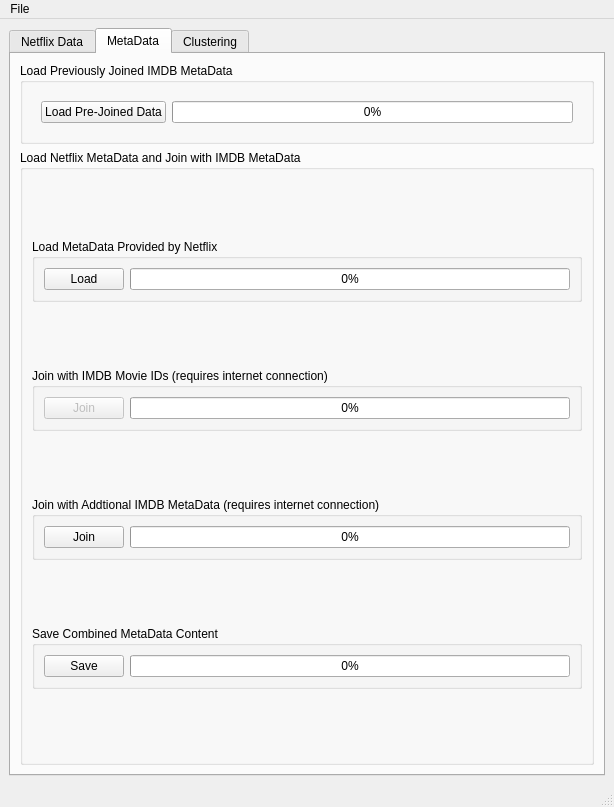
The window that Code/gui/Demo.ui (gwu-data-mining-finalproject/Final-Project-GroupX) describes before a commit, drawn with Qt 5.
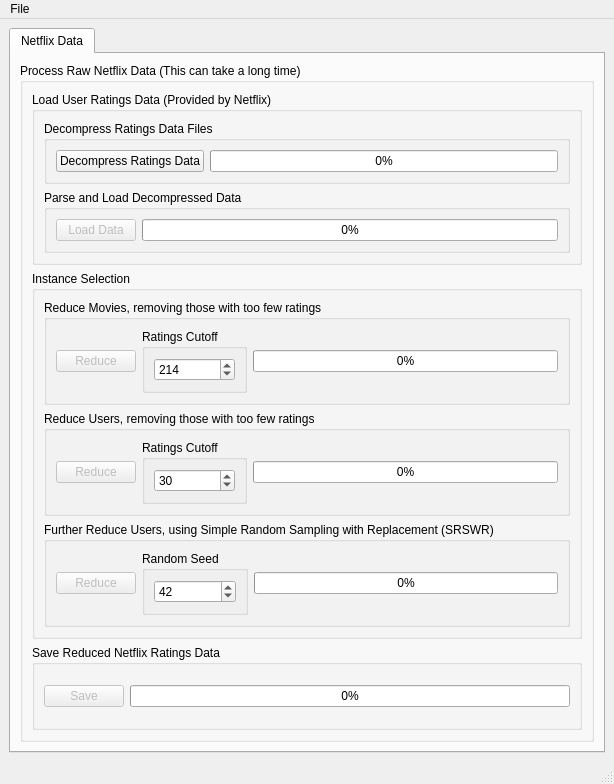
The same window after the commit. The open tabs and pages were chosen to show the change.

Diff of the .ui file:
```diff
--- a/Code/gui/Demo.ui
+++ b/Code/gui/Demo.ui
@@ -7,7 +7,7 @@
     <x>0</x>
     <y>0</y>
     <width>614</width>
-    <height>807</height>
+    <height>784</height>
    </rect>
   </property>
   <property name="windowTitle">
@@ -40,7 +40,7 @@
         <string>Netflix Data</string>
        </attribute>
        <layout class="QGridLayout" name="gridLayout_2">
-        <item row="1" column="0">
+        <item row="0" column="0">
          <widget class="QGroupBox" name="groupBox_8">
           <property name="title">
            <string>Process Raw Netflix Data (This can take a long time)</string>
@@ -126,6 +126,25 @@
                    </property>
                   </widget>
                  </item>
+                 <item>
+                  <widget class="QGroupBox" name="groupBox_6">
+                   <property name="title">
+                    <string>Ratings Cutoff</string>
+                   </property>
+                   <layout class="QVBoxLayout" name="verticalLayout_9">
+                    <item>
+                     <widget class="QSpinBox" name="nd_movieRatingsCuttoffSpinBox">
+                      <property name="maximum">
+                       <number>1000</number>
+                      </property>
+                      <property name="value">
+                       <number>214</number>
+                      </property>
+                     </widget>
+                    </item>
+                   </layout>
+                  </widget>
+                 </item>
                  <item>
                   <widget class="QProgressBar" name="reduceMoviesProgressBar">
                    <property name="value">
@@ -152,6 +171,25 @@
                    </property>
                   </widget>
                  </item>
+                 <item>
+                  <widget class="QGroupBox" name="groupBox_5">
+                   <property name="title">
+                    <string>Ratings Cutoff</string>
+                   </property>
+                   <layout class="QVBoxLayout" name="verticalLayout_10">
+                    <item>
+                     <widget class="QSpinBox" name="nd_userRatingsCutoffSpinBox">
+                      <property name="maximum">
+                       <number>200</number>
+                      </property>
+                      <property name="value">
+                       <number>30</number>
+                      </property>
+                     </widget>
+                    </item>
+                   </layout>
+                  </widget>
+                 </item>
                  <item>
                   <widget class="QProgressBar" name="reduceUsersProgressBar">
                    <property name="value">
@@ -169,19 +207,13 @@
                 </property>
                 <layout class="QHBoxLayout" name="horizontalLayout_6">
                  <item>
-                  <widget class="QWidget" name="widget" native="true">
-                   <layout class="QVBoxLayout" name="verticalLayout_4">
-                    <item>
-                     <widget class="QPushButton" name="reduceSRSWRButton">
-                      <property name="enabled">
-                       <bool>false</bool>
-                      </property>
-                      <property name="text">
-                       <string>Reduce</string>
-                      </property>
-                     </widget>
-                    </item>
-                   </layout>
+                  <widget class="QPushButton" name="reduceSRSWRButton">
+                   <property name="enabled">
+                    <bool>false</bool>
+                   </property>
+                   <property name="text">
+                    <string>Reduce</string>
+                   </property>
                   </widget>
                  </item>
                  <item>
@@ -192,6 +224,9 @@
                    <layout class="QVBoxLayout" name="verticalLayout_3">
                     <item>
                      <widget class="QSpinBox" name="randomSeedSpinBox">
+                      <property name="maximum">
+                       <number>10000</number>
+                      </property>
                       <property name="value">
                        <number>42</number>
                       </property>
@@ -234,403 +269,6 @@
                 <property name="value">
                  <number>0</number>
                 </property>
-               </widget>
-              </item>
-             </layout>
-            </widget>
-           </item>
-          </layout>
-         </widget>
-        </item>
-        <item row="0" column="0">
-         <widget class="QGroupBox" name="groupBox_7">
-          <property name="title">
-           <string>Load Pre-Processed and Reduced Netflix Data (Faster)</string>
-          </property>
-          <layout class="QHBoxLayout" name="horizontalLayout_18">
-           <item>
-            <widget class="QPushButton" name="nd_loadpreprocessed_Button">
-             <property name="text">
-              <string>Load</string>
-             </property>
-            </widget>
-           </item>
-           <item>
-            <widget class="QProgressBar" name="nd_loadpreprocessed_ProgressBar">
-             <property name="value">
-              <number>0</number>
-             </property>
-            </widget>
-           </item>
-          </layout>
-         </widget>
-        </item>
-       </layout>
-      </widget>
-      <widget class="QWidget" name="pMetaData_tab">
-       <property name="enabled">
-        <bool>true</bool>
-       </property>
-       <attribute name="title">
-        <string>MetaData</string>
-       </attribute>
-       <layout class="QVBoxLayout" name="verticalLayout_5">
-        <item>
-         <widget class="QGroupBox" name="groupBox_9">
-          <property name="sizePolicy">
-           <sizepolicy hsizetype="Preferred" vsizetype="Maximum">
-            <horstretch>0</horstretch>
-            <verstretch>0</verstretch>
-           </sizepolicy>
-          </property>
-          <property name="title">
-           <string>Load Previously Joined IMDB MetaData</string>
-          </property>
-          <layout class="QVBoxLayout" name="verticalLayout_13">
-           <item>
-            <widget class="QWidget" name="widget_8" native="true">
-             <property name="sizePolicy">
-              <sizepolicy hsizetype="Preferred" vsizetype="Maximum">
-               <horstretch>0</horstretch>
-               <verstretch>0</verstretch>
-              </sizepolicy>
-             </property>
-             <layout class="QHBoxLayout" name="horizontalLayout_7">
-              <item>
-               <widget class="QPushButton" name="c_loadPIMDB_Button">
-                <property name="sizePolicy">
-                 <sizepolicy hsizetype="Minimum" vsizetype="Maximum">
-                  <horstretch>0</horstretch>
-                  <verstretch>0</verstretch>
-                 </sizepolicy>
-                </property>
-                <property name="text">
-                 <string>Load Pre-Joined Data</string>
-                </property>
-               </widget>
-              </item>
-              <item>
-               <widget class="QProgressBar" name="c_loadPIMDB_ProgressBar">
-                <property name="sizePolicy">
-                 <sizepolicy hsizetype="Expanding" vsizetype="Maximum">
-                  <horstretch>0</horstretch>
-                  <verstretch>0</verstretch>
-                 </sizepolicy>
-                </property>
-                <property name="value">
-                 <number>0</number>
-                </property>
-               </widget>
-              </item>
-             </layout>
-            </widget>
-           </item>
-          </layout>
-         </widget>
-        </item>
-        <item>
-         <widget class="QGroupBox" name="groupBox_6">
-          <property name="sizePolicy">
-           <sizepolicy hsizetype="Preferred" vsizetype="Expanding">
-            <horstretch>0</horstretch>
-            <verstretch>0</verstretch>
-           </sizepolicy>
-          </property>
-          <property name="title">
-           <string>Load Netflix MetaData and Join with IMDB MetaData</string>
-          </property>
-          <layout class="QVBoxLayout" name="verticalLayout_12">
-           <item>
-            <widget class="QGroupBox" name="md_loadNetflix_Box">
-             <property name="sizePolicy">
-              <sizepolicy hsizetype="Preferred" vsizetype="Maximum">
-               <horstretch>0</horstretch>
-               <verstretch>0</verstretch>
-              </sizepolicy>
-             </property>
-             <property name="title">
-              <string>Load MetaData Provided by Netflix</string>
-             </property>
-             <layout class="QHBoxLayout" name="horizontalLayout_8">
-              <item>
-               <widget class="QPushButton" name="md_loadNetflix_button">
-                <property name="sizePolicy">
-                 <sizepolicy hsizetype="Maximum" vsizetype="Fixed">
-                  <horstretch>0</horstretch>
-                  <verstretch>0</verstretch>
-                 </sizepolicy>
-                </property>
-                <property name="text">
-                 <string>Load</string>
-                </property>
-               </widget>
-              </item>
-              <item>
-               <widget class="QProgressBar" name="md_loadNetflix_progressBar">
-                <property name="value">
-                 <number>0</number>
-                </property>
-               </widget>
-              </item>
-             </layout>
-            </widget>
-           </item>
-           <item>
-            <widget class="QGroupBox" name="md_joinBox">
-             <property name="sizePolicy">
-              <sizepolicy hsizetype="Preferred" vsizetype="Maximum">
-               <horstretch>0</horstretch>
-               <verstretch>0</verstretch>
-              </sizepolicy>
-             </property>
-             <property name="title">
-              <string>Join with IMDB Movie IDs (requires internet connection)</string>
-             </property>
-             <layout class="QHBoxLayout" name="horizontalLayout_9">
-              <item>
-               <widget class="QPushButton" name="md_joinIMDB_progressBar">
-                <property name="enabled">
-                 <bool>false</bool>
-                </property>
-                <property name="sizePolicy">
-                 <sizepolicy hsizetype="Maximum" vsizetype="Fixed">
-                  <horstretch>0</horstretch>
-                  <verstretch>0</verstretch>
-                 </sizepolicy>
-                </property>
-                <property name="text">
-                 <string>Join</string>
-                </property>
-               </widget>
-              </item>
-              <item>
-               <widget class="QProgressBar" name="md_joinIMDB_Button">
-                <property name="value">
-                 <number>0</number>
-                </property>
-               </widget>
-              </item>
-             </layout>
-            </widget>
-           </item>
-           <item>
-            <widget class="QGroupBox" name="groupBox_3">
-             <property name="sizePolicy">
-              <sizepolicy hsizetype="Preferred" vsizetype="Maximum">
-               <horstretch>0</horstretch>
-               <verstretch>0</verstretch>
-              </sizepolicy>
-             </property>
-             <property name="title">
-              <string>Join with Addtional IMDB MetaData (requires internet connection)</string>
-             </property>
-             <layout class="QHBoxLayout" name="horizontalLayout_14">
-              <item>
-               <widget class="QPushButton" name="md_addIMDB_joinButton">
-                <property name="sizePolicy">
-                 <sizepolicy hsizetype="Maximum" vsizetype="Fixed">
-                  <horstretch>0</horstretch>
-                  <verstretch>0</verstretch>
-                 </sizepolicy>
-                </property>
-                <property name="text">
-                 <string>Join</string>
-                </property>
-               </widget>
-              </item>
-              <item>
-               <widget class="QProgressBar" name="md_addIMDB_joinProgressBar">
-                <property name="value">
-                 <number>0</number>
-                </property>
-               </widget>
-              </item>
-             </layout>
-            </widget>
-           </item>
-           <item>
-            <widget class="QGroupBox" name="groupBox_4">
-             <property name="sizePolicy">
-              <sizepolicy hsizetype="Preferred" vsizetype="Maximum">
-               <horstretch>0</horstretch>
-               <verstretch>0</verstretch>
-              </sizepolicy>
-             </property>
-             <property name="title">
-              <string>Save Combined MetaData Content</string>
-             </property>
-             <layout class="QHBoxLayout" name="horizontalLayout_15">
-              <item>
-               <widget class="QPushButton" name="md_saveButton">
-                <property name="sizePolicy">
-                 <sizepolicy hsizetype="Maximum" vsizetype="Fixed">
-                  <horstretch>0</horstretch>
-                  <verstretch>0</verstretch>
-                 </sizepolicy>
-                </property>
-                <property name="text">
-                 <string>Save</string>
-                </property>
-               </widget>
-              </item>
-              <item>
-               <widget class="QProgressBar" name="md_saveProgressBar">
-                <property name="value">
-                 <number>0</number>
-                </property>
-               </widget>
-              </item>
-             </layout>
-            </widget>
-           </item>
-          </layout>
-         </widget>
-        </item>
-       </layout>
-      </widget>
-      <widget class="QWidget" name="pClustering_tab">
-       <attribute name="title">
-        <string>Clustering</string>
-       </attribute>
-       <layout class="QVBoxLayout" name="verticalLayout_6">
-        <item>
-         <widget class="QGroupBox" name="c_byUserBox">
-          <property name="title">
-           <string>Cluster by Users</string>
-          </property>
-          <layout class="QVBoxLayout" name="verticalLayout_7">
-           <item>
-            <widget class="QWidget" name="widget_2" native="true">
-             <layout class="QVBoxLayout" name="verticalLayout_8">
-              <item>
-               <widget class="QTextBrowser" name="c_byUserDescription">
-                <property name="html">
-                 <string>&lt;!DOCTYPE HTML PUBLIC &quot;-//W3C//DTD HTML 4.0//EN&quot; &quot;http://www.w3.org/TR/REC-html40/strict.dtd&quot;&gt;
-&lt;html&gt;&lt;head&gt;&lt;meta name=&quot;qrichtext&quot; content=&quot;1&quot; /&gt;&lt;style type=&quot;text/css&quot;&gt;
-p, li { white-space: pre-wrap; }
-&lt;/style&gt;&lt;/head&gt;&lt;body style=&quot; font-family:'Sans Serif'; font-size:9pt; font-weight:400; font-style:normal;&quot;&gt;
-&lt;p style=&quot; margin-top:0px; margin-bottom:0px; margin-left:0px; margin-right:0px; -qt-block-indent:0; text-indent:0px;&quot;&gt;TODO: This box can render HTML... include Description of Cluster operation (maybe html rendering of cost equation??.. maybe). Also describe save below, and probably warn about very long runtimes.&lt;/p&gt;
-&lt;p style=&quot;-qt-paragraph-type:empty; margin-top:0px; margin-bottom:0px; margin-left:0px; margin-right:0px; -qt-block-indent:0; text-indent:0px;&quot;&gt;&lt;br /&gt;&lt;/p&gt;&lt;/body&gt;&lt;/html&gt;</string>
-                </property>
-               </widget>
-              </item>
-              <item>
-               <widget class="QWidget" name="widget_3" native="true">
-                <layout class="QHBoxLayout" name="horizontalLayout_10">
-                 <item>
-                  <widget class="QPushButton" name="c_byUser_clusterButton">
-                   <property name="enabled">
-                    <bool>false</bool>
-                   </property>
-                   <property name="text">
-                    <string>Cluster</string>
-                   </property>
-                  </widget>
-                 </item>
-                 <item>
-                  <widget class="QProgressBar" name="c_byUser_clusterProgressBar">
-                   <property name="value">
-                    <number>0</number>
-                   </property>
-                  </widget>
-                 </item>
-                </layout>
-               </widget>
-              </item>
-              <item>
-               <widget class="QWidget" name="widget_4" native="true">
-                <layout class="QHBoxLayout" name="horizontalLayout_11">
-                 <item>
-                  <widget class="QPushButton" name="c_byUser_saveButton">
-                   <property name="enabled">
-                    <bool>false</bool>
-                   </property>
-                   <property name="text">
-                    <string>Save</string>
-                   </property>
-                  </widget>
-                 </item>
-                 <item>
-                  <widget class="QProgressBar" name="c_byUser_saveProgressBar">
-                   <property name="value">
-                    <number>0</number>
-                   </property>
-                  </widget>
-                 </item>
-                </layout>
-               </widget>
-              </item>
-             </layout>
-            </widget>
-           </item>
-          </layout>
-         </widget>
-        </item>
-        <item>
-         <widget class="QGroupBox" name="groupBox_5">
-          <property name="title">
-           <string>Cluster by Movies</string>
-          </property>
-          <layout class="QVBoxLayout" name="verticalLayout_10">
-           <item>
-            <widget class="QWidget" name="widget_5" native="true">
-             <layout class="QVBoxLayout" name="verticalLayout_9">
-              <item>
-               <widget class="QTextBrowser" name="c_byMovieDescription">
-                <property name="html">
-                 <string>&lt;!DOCTYPE HTML PUBLIC &quot;-//W3C//DTD HTML 4.0//EN&quot; &quot;http://www.w3.org/TR/REC-html40/strict.dtd&quot;&gt;
-&lt;html&gt;&lt;head&gt;&lt;meta name=&quot;qrichtext&quot; content=&quot;1&quot; /&gt;&lt;style type=&quot;text/css&quot;&gt;
-p, li { white-space: pre-wrap; }
-&lt;/style&gt;&lt;/head&gt;&lt;body style=&quot; font-family:'Sans Serif'; font-size:9pt; font-weight:400; font-style:normal;&quot;&gt;
-&lt;p style=&quot; margin-top:0px; margin-bottom:0px; margin-left:0px; margin-right:0px; -qt-block-indent:0; text-indent:0px;&quot;&gt;TODO: This box can render HTML... include Description of Cluster operation (maybe html rendering of cost equation??.. maybe). Also describe save below, and probably warn about very long runtimes.&lt;/p&gt;
-&lt;p style=&quot;-qt-paragraph-type:empty; margin-top:0px; margin-bottom:0px; margin-left:0px; margin-right:0px; -qt-block-indent:0; text-indent:0px;&quot;&gt;&lt;br /&gt;&lt;/p&gt;&lt;/body&gt;&lt;/html&gt;</string>
-                </property>
-               </widget>
-              </item>
-              <item>
-               <widget class="QWidget" name="widget_6" native="true">
-                <layout class="QHBoxLayout" name="horizontalLayout_12">
-                 <item>
-                  <widget class="QPushButton" name="c_byMovie_clusterButton">
-                   <property name="enabled">
-                    <bool>false</bool>
-                   </property>
-                   <property name="text">
-                    <string>Cluster</string>
-                   </property>
-                  </widget>
-                 </item>
-                 <item>
-                  <widget class="QProgressBar" name="c_byMovie_clusterProgressBar">
-                   <property name="value">
-                    <number>0</number>
-                   </property>
-                  </widget>
-                 </item>
-                </layout>
-               </widget>
-              </item>
-              <item>
-               <widget class="QWidget" name="widget_7" native="true">
-                <layout class="QHBoxLayout" name="horizontalLayout_13">
-                 <item>
-                  <widget class="QPushButton" name="c_byMovie_saveButton">
-                   <property name="enabled">
-                    <bool>false</bool>
-                   </property>
-                   <property name="text">
-                    <string>Save</string>
-                   </property>
-                  </widget>
-                 </item>
-                 <item>
-                  <widget class="QProgressBar" name="c_byMovie_saveProgressBar">
-                   <property name="value">
-                    <number>0</number>
-                   </property>
-                  </widget>
-                 </item>
-                </layout>
                </widget>
               </item>
              </layout>
```
